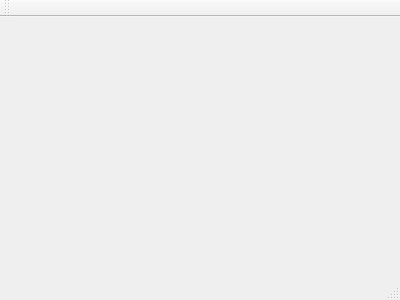
Qt form mainwindow.ui (mohamedb/qt) before a commit.
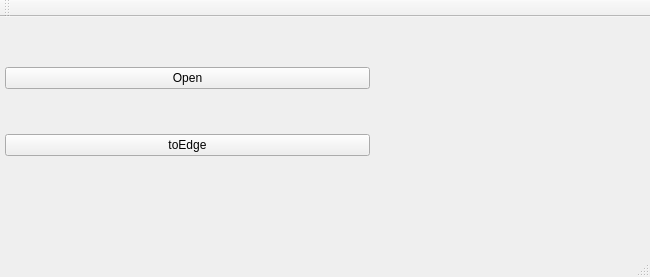
The same form after that commit.

```diff
--- a/mainwindow.ui
+++ b/mainwindow.ui
@@ -1,24 +1,80 @@
 <ui version="4.0">
  <class>MainWindow</class>
- <widget class="QMainWindow" name="MainWindow" >
-  <property name="geometry" >
+ <widget class="QMainWindow" name="MainWindow">
+  <property name="geometry">
    <rect>
     <x>0</x>
     <y>0</y>
-    <width>400</width>
-    <height>300</height>
+    <width>650</width>
+    <height>277</height>
    </rect>
   </property>
   <property name="windowTitle" >
    <string>MainWindow</string>
   </property>
-  <widget class="QMenuBar" name="menuBar" />
-  <widget class="QToolBar" name="mainToolBar" />
-  <widget class="QWidget" name="centralWidget" />
-  <widget class="QStatusBar" name="statusBar" />
+  <widget class="QWidget" name="centralWidget">
+   <widget class="QWidget" name="gridLayoutWidget">
+    <property name="geometry">
+     <rect>
+      <x>0</x>
+      <y>0</y>
+      <width>381</width>
+      <height>191</height>
+     </rect>
+    </property>
+    <layout class="QGridLayout" name="gridLayout">
+     <property name="leftMargin">
+      <number>5</number>
+     </property>
+     <item row="1" column="0">
+      <widget class="QPushButton" name="gris">
+       <property name="text">
+        <string>toEdge</string>
+       </property>
+      </widget>
+     </item>
+     <item row="0" column="0">
+      <widget class="QPushButton" name="pushButton">
+       <property name="text">
+        <string>Open</string>
+       </property>
+      </widget>
+     </item>
+    </layout>
+   </widget>
+   <widget class="QWidget" name="gridLayoutWidget_2">
+    <property name="geometry">
+     <rect>
+      <x>389</x>
+      <y>10</y>
+      <width>241</width>
+      <height>181</height>
+     </rect>
+    </property>
+    <layout class="QGridLayout" name="gridLayout_2"/>
+   </widget>
+  </widget>
+  <widget class="QMenuBar" name="menuBar">
+   <property name="geometry">
+    <rect>
+     <x>0</x>
+     <y>0</y>
+     <width>650</width>
+     <height>21</height>
+    </rect>
+   </property>
+  </widget>
+  <widget class="QToolBar" name="mainToolBar">
+   <attribute name="toolBarArea">
+    <enum>TopToolBarArea</enum>
+   </attribute>
+   <attribute name="toolBarBreak">
+    <bool>false</bool>
+   </attribute>
+  </widget>
+  <widget class="QStatusBar" name="statusBar"/>
  </widget>
- <layoutDefault spacing="6" margin="11" />
- <pixmapfunction></pixmapfunction>
+ <layoutdefault spacing="6" margin="11"/>
  <resources/>
  <connections/>
 </ui>
```
Left out of the diff: 3 changed lines with no effect on the pictures.
